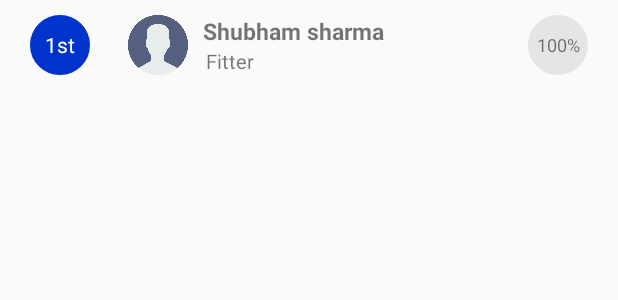
After one commit to SHARMAHOSK/ITIFIGHTER, an Android app: the layout activity_leader_board_xyz.xml on its own in the app's theme, with its tools: preview values and no code run, on a phone screen of 412 x 824 dp. The commit adds this screen. Shown: the top 300 px of the screen. Run offline under Robolectric (Android 15) with nearby library versions, the phone set to English and light mode, and no system bars.

Commit message:
leader board designed

```diff
--- a/app/src/main/AndroidManifest.xml
+++ b/app/src/main/AndroidManifest.xml
@@ -17,7 +17,8 @@
         android:supportsRtl="true"
         android:theme="@style/AppTheme"
         tools:ignore="AllowBackup">
-        <activity android:name=".ViewSolutionXyz"></activity>
+        <activity android:name=".LeaderBoardXyz"></activity>
+        <activity android:name=".ViewSolutionXyz" />
         <activity android:name=".ResultXyz" />
         <activity android:name="com.example.itifighterAdmin.admin_feedbackDetails" />
         <activity android:name="com.example.itifighterAdmin.admin_testFeedback_list" />
--- /dev/null
+++ b/app/src/main/java/com/example/itifighter/LeaderBoardXyz.java
@@ -0,0 +1,14 @@
+package com.example.itifighter;
+
+import android.os.Bundle;
+
+import androidx.appcompat.app.AppCompatActivity;
+
+public class LeaderBoardXyz extends AppCompatActivity {
+
+    @Override
+    protected void onCreate(Bundle savedInstanceState) {
+        super.onCreate(savedInstanceState);
+        setContentView(R.layout.activity_leader_board_xyz);
+    }
+}
--- /dev/null
+++ b/app/src/main/res/layout/activity_leader_board_xyz.xml
@@ -0,0 +1,67 @@
+<?xml version="1.0" encoding="utf-8"?>
+<LinearLayout xmlns:android="http://schemas.android.com/apk/res/android"
+    xmlns:app="http://schemas.android.com/apk/res-auto"
+    xmlns:tools="http://schemas.android.com/tools"
+    android:layout_width="match_parent"
+    android:layout_height="wrap_content"
+    android:orientation="horizontal"
+    tools:context=".LeaderBoardXyz">
+    <LinearLayout
+        android:layout_width="match_parent"
+        android:layout_height="wrap_content"
+        android:layout_margin="10dp">
+        <TextView
+            android:layout_width="40dp"
+            android:layout_height="40dp"
+            android:background="@drawable/rounded_text"
+            android:backgroundTint="@color/blue2"
+            android:textColor="@color/white"
+            android:gravity="center"
+            android:layout_marginStart="10dp"
+            android:layout_gravity="center|start"
+            android:text="1st" />
+        <ImageView
+            android:layout_width="40dp"
+            android:layout_height="40dp"
+            android:background="@drawable/rounded_text"
+            android:src="@drawable/user"
+            android:layout_marginStart="25dp"/>
+        <LinearLayout
+            android:layout_width="wrap_content"
+            android:layout_height="wrap_content"
+            android:layout_marginStart="10dp"
+            android:orientation="vertical">
+            <TextView
+                android:layout_width="wrap_content"
+                android:layout_height="wrap_content"
+                android:textSize="15dp"
+                android:textStyle="bold"
+                android:layout_gravity="center"
+                android:text="Shubham sharma"/>
+            <TextView
+                android:layout_width="wrap_content"
+                android:layout_height="wrap_content"
+                android:gravity="center"
+                android:layout_marginStart="2dp"
+                android:textSize="13dp"
+
+                android:text="Fitter"/>
+        </LinearLayout>
+        <LinearLayout
+            android:layout_width="wrap_content"
+            android:layout_height="wrap_content"
+            android:layout_gravity="center"
+            android:gravity="end"
+            android:layout_marginEnd="10dp"
+            android:layout_weight="1">
+            <TextView
+                android:layout_width="40dp"
+                android:layout_height="40dp"
+                android:gravity="center"
+                android:text="100%"
+                android:textSize="12sp"
+                android:backgroundTint="@color/grey"
+                android:background="@drawable/rounded_text"/>
+        </LinearLayout>
+    </LinearLayout>
+</LinearLayout>
--- a/app/src/main/res/layout/instruction_testseries.xml
+++ b/app/src/main/res/layout/instruction_testseries.xml
@@ -36,7 +36,6 @@
         android:layout_width="match_parent"
         android:layout_height="wrap_content"
         android:layout_marginTop="25sp"
-        android:background="@color/grey"
         android:orientation="horizontal"
         android:paddingTop="5sp"
         android:paddingBottom="5sp"
@@ -49,6 +48,7 @@
             android:layout_width="match_parent"
             android:layout_height="match_parent"
             android:layout_weight="30"
+            android:background="@drawable/rounded_text"
             android:orientation="vertical"
             android:weightSum="10">
 
@@ -171,7 +171,7 @@
         android:layout_height="0dp"
         android:layout_marginTop="10dp"
         android:layout_weight="10"
-        android:textColor="@color/dark_blue"
+        android:textColor="@color/black"
         android:textStyle="bold"
         android:gravity="center"
         android:text="IBPS TestSeries"
```
